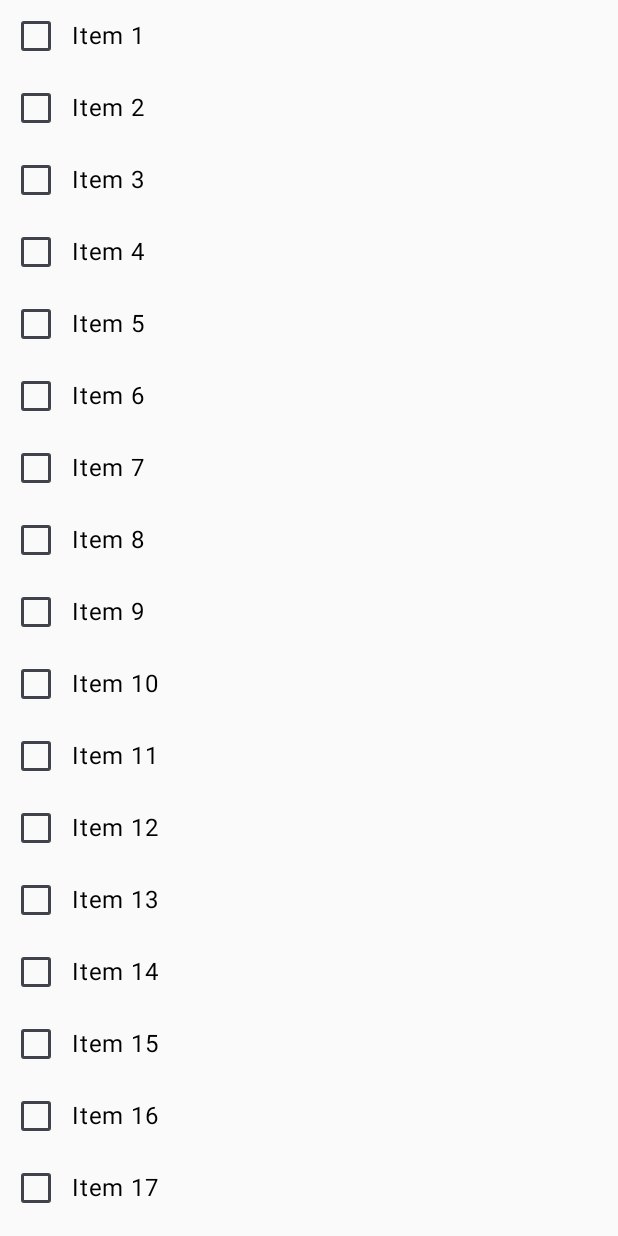
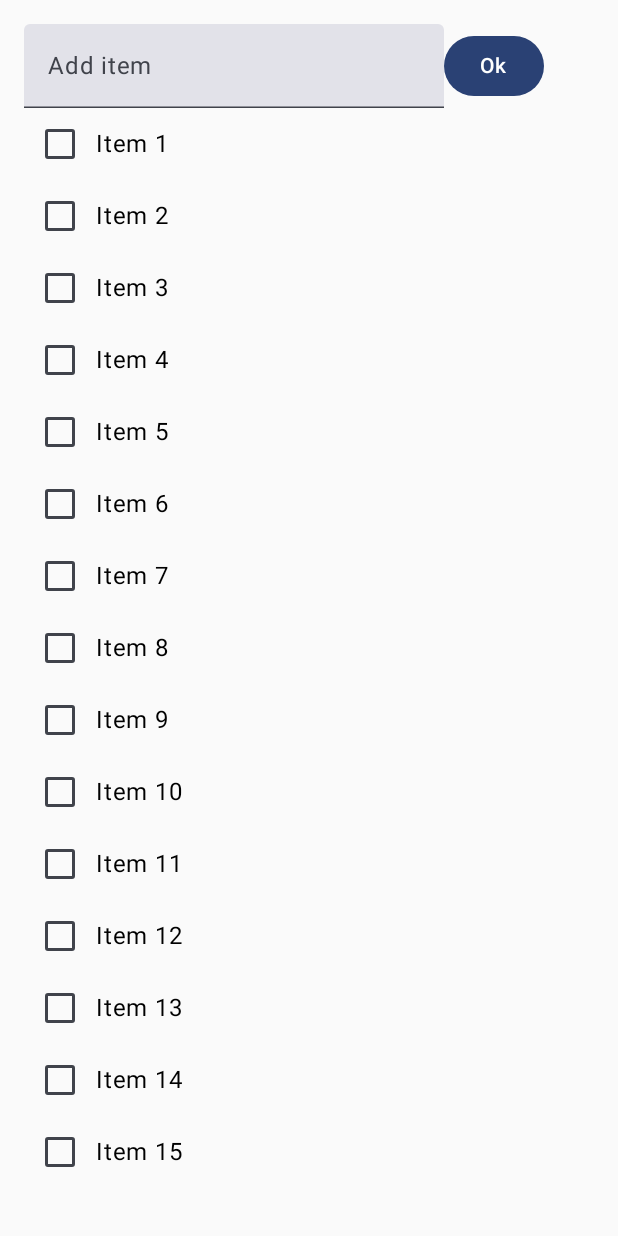
Before and after one commit to sajanssens/todoapp, an Android app built with Jetpack Compose: the screen it shows after launch (MainActivity), on a phone screen of 412 x 824 dp. Run offline under Robolectric (Android 15) with nearby library versions, the phone set to English and light mode, and no system bars.

```diff
--- a/app/src/main/java/nl/bramjanssens/todoapp/MainActivity.kt
+++ b/app/src/main/java/nl/bramjanssens/todoapp/MainActivity.kt
@@ -3,12 +3,7 @@ package nl.bramjanssens.todoapp
 import android.os.Bundle
 import androidx.activity.ComponentActivity
 import androidx.activity.compose.setContent
-import androidx.compose.material3.Text
-import androidx.compose.runtime.Composable
-import androidx.compose.ui.Modifier
-import androidx.compose.ui.tooling.preview.Preview
-import nl.bramjanssens.todoapp.manageitems.TodoItemLazyList
-import nl.bramjanssens.todoapp.manageitems.todos
+import nl.bramjanssens.todoapp.manageitems.TodoMain
 import nl.bramjanssens.todoapp.ui.theme.TodoAppTheme
 
 class MainActivity :
@@ -22,35 +17,8 @@ class MainActivity :
         setContent { // verplicht
             // hier: welke composables (of oude onderdelen) worden getoond
             TodoAppTheme { // modifier verandert styling, behaviour, ...; is een decorator; kun je chainen en worden doorgegeven naar de children
-                //            bijv. als je op toplevel dark mode meegeeft, wordt alles dark mode
-//                Greeting(
-//                    name = "Bram"
-//                )
-//                val i = TodoItem("Training volgen")
-//                ItemRow(item = i, onComplete = {
-//                    i.toggle()
-//                })
-
-//                DemoDetectDragGestures()
-//                TodoItemsList(todos())
-                TodoItemLazyList(todos())
+                TodoMain()
             }
         }
     }
 }
-
-@Composable
-fun Greeting(name: String, modifier: Modifier = Modifier) {
-    Text(
-        text = "Hello $name!",
-        modifier = modifier
-    )
-}
-
-@Preview(showBackground = true)
-@Composable
-fun GreetingPreview() {
-    TodoAppTheme {
-        Greeting("Android")
-    }
-}
--- a/app/src/main/java/nl/bramjanssens/todoapp/manageitems/ManageItems.kt
+++ b/app/src/main/java/nl/bramjanssens/todoapp/manageitems/ManageItems.kt
@@ -2,26 +2,38 @@ package nl.bramjanssens.todoapp.manageitems
 
 import androidx.compose.foundation.layout.Column
 import androidx.compose.foundation.layout.Row
+import androidx.compose.foundation.layout.fillMaxSize
 import androidx.compose.foundation.layout.fillMaxWidth
+import androidx.compose.foundation.layout.padding
 import androidx.compose.foundation.lazy.LazyColumn
 import androidx.compose.foundation.lazy.items
 import androidx.compose.foundation.rememberScrollState
 import androidx.compose.foundation.verticalScroll
+import androidx.compose.material3.Button
 import androidx.compose.material3.Checkbox
 import androidx.compose.material3.Text
+import androidx.compose.material3.TextField
 import androidx.compose.runtime.Composable
+import androidx.compose.runtime.mutableStateListOf
+import androidx.compose.runtime.mutableStateOf
+import androidx.compose.runtime.remember
 import androidx.compose.ui.Alignment
 import androidx.compose.ui.Modifier
 import androidx.compose.ui.tooling.preview.Preview
+import androidx.compose.ui.unit.dp
 import nl.bramjanssens.todoapp.ui.theme.TodoAppTheme
 
 @Composable
-fun TodoItemRow(todo: TodoItem, modifier: Modifier = Modifier, onComplete: () -> Unit) {
+fun TodoItemRow(todo: TodoItem, modifier: Modifier = Modifier, completeTodoItem: () -> Unit) {
     Row(
         modifier = modifier,
         verticalAlignment = Alignment.CenterVertically
     ) {
-        Checkbox(todo.completed, onCheckedChange = { onComplete() })
+        val checked = remember { mutableStateOf(todo.completed) }
+        Checkbox(checked = checked.value, onCheckedChange = {
+            completeTodoItem()
+            checked.value = it
+        })
         Text(text = todo.title)
     }
 }
@@ -31,7 +43,7 @@ fun TodoItemList(todos: List<TodoItem>, modifier: Modifier = Modifier) {
     Column(
         modifier = modifier
             .fillMaxWidth()
-            .verticalScroll(rememberScrollState())
+            .verticalScroll(rememberScrollState()) // remember the state; rememberSaveable keeps it even after the whole activity was destroyed and reloaded
     ) {
         todos.forEach { // will all get rendered eagerly, even when not necessary (yet)
             TodoItemRow(it) { it.toggle() }
@@ -51,12 +63,69 @@ fun TodoItemLazyList(todos: List<TodoItem>, modifier: Modifier = Modifier) {
     }
 }
 
+@Composable
+fun TodoItemInput(modifier: Modifier = Modifier, onOk: (String) -> Unit) {
+    val textValue = remember { mutableStateOf("") }
+    Row(
+        modifier = modifier,
+        verticalAlignment = Alignment.CenterVertically
+    ) {
+        TextField(
+            value = textValue.value,
+            onValueChange = {
+                textValue.value = it
+            },
+            label = {
+                Text(text = "Add item")
+            },
+            placeholder = {
+                Text(text = "title...")
+            },
+        )
+        Button(
+            modifier = modifier,
+            onClick = {
+                onOk(textValue.value)
+                textValue.value = ""
+            }
+        ) {
+            Text("Ok")
+        }
+    }
+}
+
+
+@Composable
+fun TodoMain(modifier: Modifier = Modifier) {
+    Column(
+        modifier = modifier
+            .fillMaxSize()
+            .padding(16.dp)
+    ) {
+        val todos = remember { mutableStateListOf(*todos().toTypedArray()) }
+        TodoItemInput { todos.add(TodoItem(it)) }
+        TodoItemLazyList(todos)
+    }
+}
+
+@Composable
+fun ToggleableCheckbox() {
+    // Remember the state of the checkbox
+    val isChecked = remember { mutableStateOf(false) }
+
+    // Checkbox that toggles its state when clicked
+    Checkbox(
+        checked = isChecked.value,
+        onCheckedChange = { isChecked.value = it }
+    )
+}
+
 @Preview(showBackground = true)
 @Composable
 fun ShowPreview() {
     TodoAppTheme {
-        TodoItemList(todos())
+        TodoMain()
     }
 }
 
-fun todos(): List<TodoItem> = List(25) { TodoItem("Item ${it + 1}") }
+fun todos(): List<TodoItem> = List(15) { TodoItem("Item ${it + 1}") }
```
